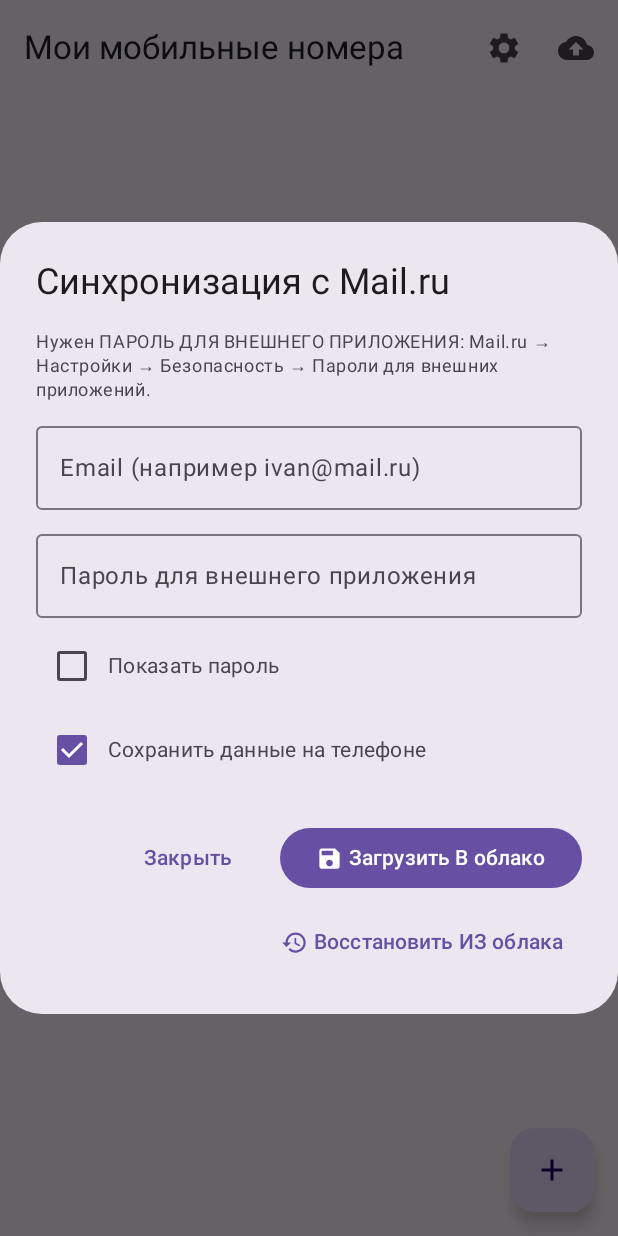
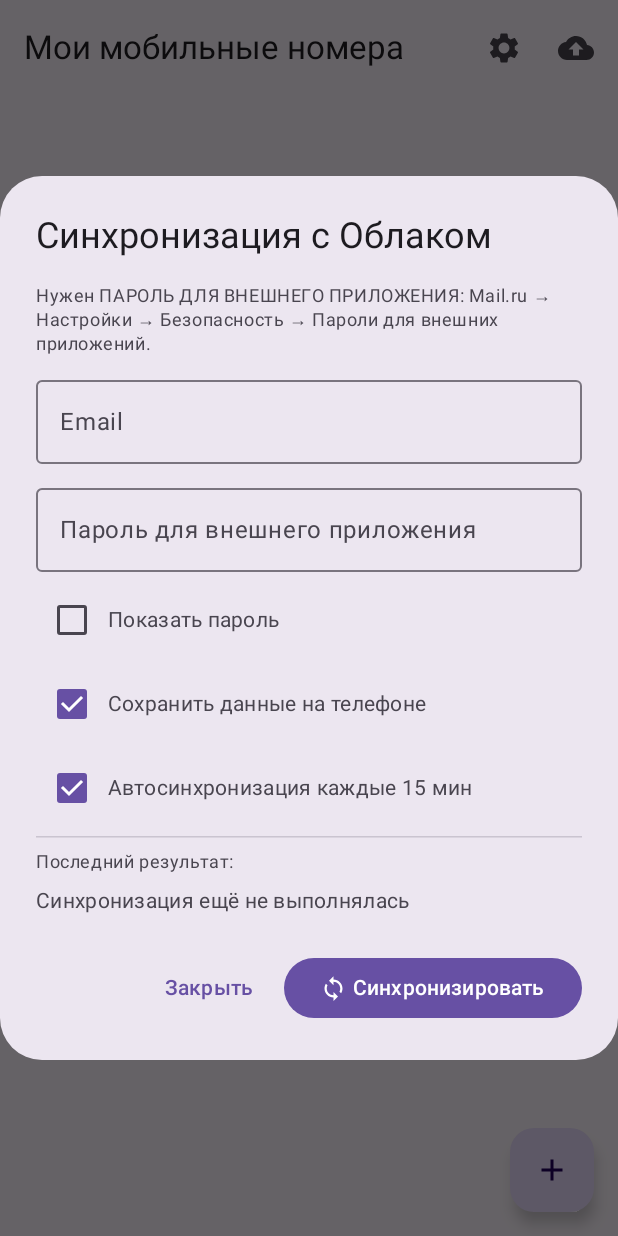
Before and after one commit to elistratovalexey/MOBILES-BASE, an Android app built with Jetpack Compose: the screen it shows after launch (MainActivity), after a tap on "Синхронизация", on a phone screen of 412 x 824 dp. Run offline under Robolectric (Android 15) with nearby library versions, the phone set to English and light mode, and no system bars; our stand-ins replace Room's generated code; 4 statements that could not run were skipped.

Commit message:
Update MainActivity.kt

```diff
--- a/app/src/main/java/com/example/mobilesbase/MainActivity.kt
+++ b/app/src/main/java/com/example/mobilesbase/MainActivity.kt
@@ -322,11 +322,14 @@ fun CloudSyncDialog(viewModel: MobileViewModel, onDismiss: () -> Unit, onMessage
     var password by remember { mutableStateOf(SecureStorage.getPassword(context) ?: "") }
     var saveCreds by remember { mutableStateOf(true) }
     var showPassword by remember { mutableStateOf(false) }
-    var wasSaved by remember { mutableStateOf(SecureStorage.hasCredentials(context)) }
+    var autoSync by remember { mutableStateOf(SyncState.autoEnabled(context)) }
+    val status by viewModel.syncStatus.collectAsState()
+    val busy by viewModel.syncing.collectAsState()
+    val lastSync = SyncState.lastSyncAt(context)
 
     AlertDialog(
         onDismissRequest = onDismiss,
-        title = { Text("Синхронизация с Mail.ru") },
+        title = { Text("Синхронизация с Облаком") },
         text = {
             Column(
                 modifier = Modifier.verticalScroll(rememberScrollState()),
@@ -336,17 +339,10 @@ fun CloudSyncDialog(viewModel: MobileViewModel, onDismiss: () -> Unit, onMessage
                     "Нужен ПАРОЛЬ ДЛЯ ВНЕШНЕГО ПРИЛОЖЕНИЯ: Mail.ru → Настройки → Безопасность → Пароли для внешних приложений.",
                     style = MaterialTheme.typography.bodySmall
                 )
-                if (wasSaved) {
-                    Text(
-                        "✅ Данные уже сохранены на телефоне",
-                        style = MaterialTheme.typography.bodySmall,
-                        color = MaterialTheme.colorScheme.primary
-                    )
-                }
                 OutlinedTextField(
                     value = email,
                     onValueChange = { email = it },
-                    label = { Text("Email (например ivan@mail.ru)") },
+                    label = { Text("Email") },
                     singleLine = true,
                     modifier = Modifier.fillMaxWidth()
                 )
@@ -370,54 +366,51 @@ fun CloudSyncDialog(viewModel: MobileViewModel, onDismiss: () -> Unit, onMessage
                     Checkbox(checked = saveCreds, onCheckedChange = { saveCreds = it })
                     Text("Сохранить данные на телефоне")
                 }
-                if (wasSaved) {
+                Row(verticalAlignment = Alignment.CenterVertically) {
+                    Checkbox(
+                        checked = autoSync,
+                        onCheckedChange = { autoSync = it; viewModel.setAutoSync(it) }
+                    )
+                    Text("Автосинхронизация каждые 15 мин")
+                }
+                HorizontalDivider()
+                Text("Последний результат:", style = MaterialTheme.typography.bodySmall)
+                Text(status, style = MaterialTheme.typography.bodyMedium)
+                if (lastSync > 0) {
+                    Text(
+                        "Проверено: " + DateUtils.getRelativeTimeSpanString(
+                            lastSync, System.currentTimeMillis(), DateUtils.MINUTE_IN_MILLIS
+                        ),
+                        style = MaterialTheme.typography.bodySmall,
+                        color = MaterialTheme.colorScheme.onSurfaceVariant
+                    )
+                }
+                if (SecureStorage.hasCredentials(context)) {
                     TextButton(onClick = {
                         SecureStorage.clear(context)
                         email = ""
                         password = ""
-                        wasSaved = false
-                        onMessage("Данные удалены с телефона")
+                        onMessage("Сохранённые данные удалены")
                     }) { Text("Забыть сохранённые данные") }
                 }
             }
         },
         confirmButton = {
-            Column(horizontalAlignment = Alignment.End) {
-                Button(
-                    onClick = {
-                        if (email.isBlank() || password.isBlank()) {
-                            onMessage("❌ Введите email и пароль для внешнего приложения")
-                        } else {
-                            if (saveCreds) {
-                                viewModel.saveCloudCredentials(email, password)
-                                wasSaved = true
-                            }
-                            viewModel.syncToCloud(onMessage)
-                            onDismiss()
-                        }
-                    },
-                    modifier = Modifier.padding(bottom = 8.dp)
-                ) {
-                    Icon(Icons.Default.Save, contentDescription = null, modifier = Modifier.size(18.dp))
-                    Spacer(Modifier.width(4.dp))
-                    Text("Загрузить В облако")
-                }
-                TextButton(onClick = {
+            Button(
+                enabled = !busy,
+                onClick = {
                     if (email.isBlank() || password.isBlank()) {
                         onMessage("❌ Введите email и пароль для внешнего приложения")
                     } else {
-                        if (saveCreds) {
-                            viewModel.saveCloudCredentials(email, password)
-                            wasSaved = true
-                        }
-                        viewModel.syncFromCloud(onMessage)
+                        if (saveCreds) viewModel.saveCloudCredentials(email, password)
+                        viewModel.syncNow(onMessage)
                         onDismiss()
                     }
-                }) {
-                    Icon(Icons.Default.Restore, contentDescription = null, modifier = Modifier.size(18.dp))
-                    Spacer(Modifier.width(4.dp))
-                    Text("Восстановить ИЗ облака")
                 }
+            ) {
+                Icon(Icons.Default.Sync, contentDescription = null, modifier = Modifier.size(18.dp))
+                Spacer(Modifier.width(4.dp))
+                Text(if (busy) "Синхронизация..." else "Синхронизировать")
             }
         },
         dismissButton = { TextButton(onClick = onDismiss) { Text("Закрыть") } }
@@ -432,6 +425,7 @@ fun MainScreen(
     viewModel: MobileViewModel = viewModel()
 ) {
     val cards by viewModel.allCards.collectAsState()
+    LaunchedEffect(Unit) { viewModel.startAutoSync() }
     var showAddDialog by remember { mutableStateOf(false) }
     var editingCard by remember { mutableStateOf<MobileCard?>(null) }
     var showCloudDialog by remember { mutableStateOf(false) }
```
